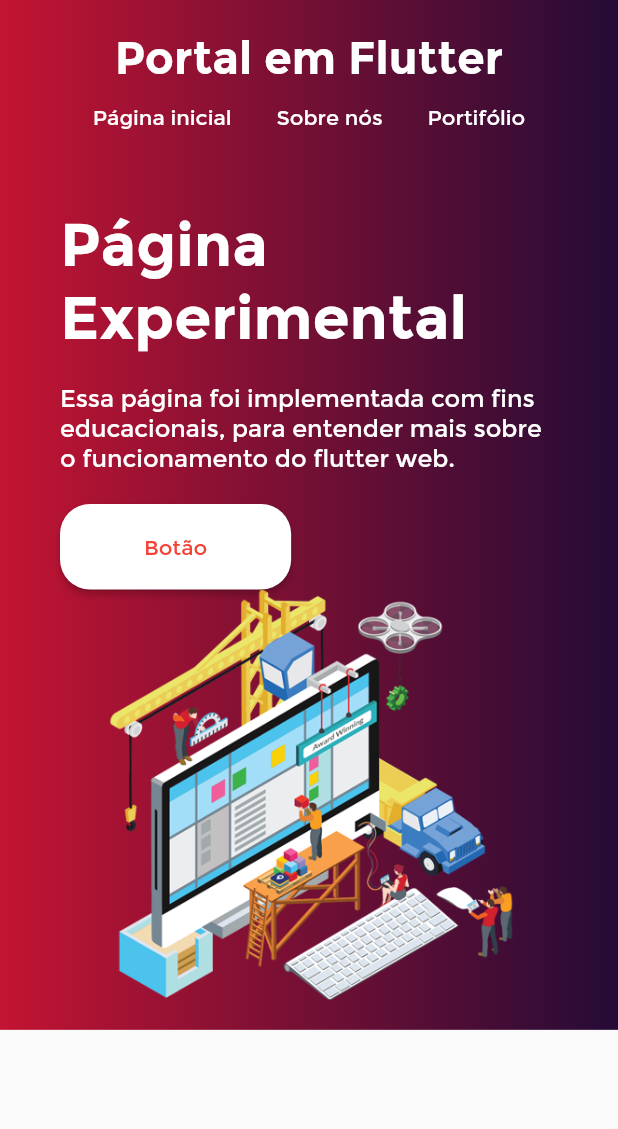
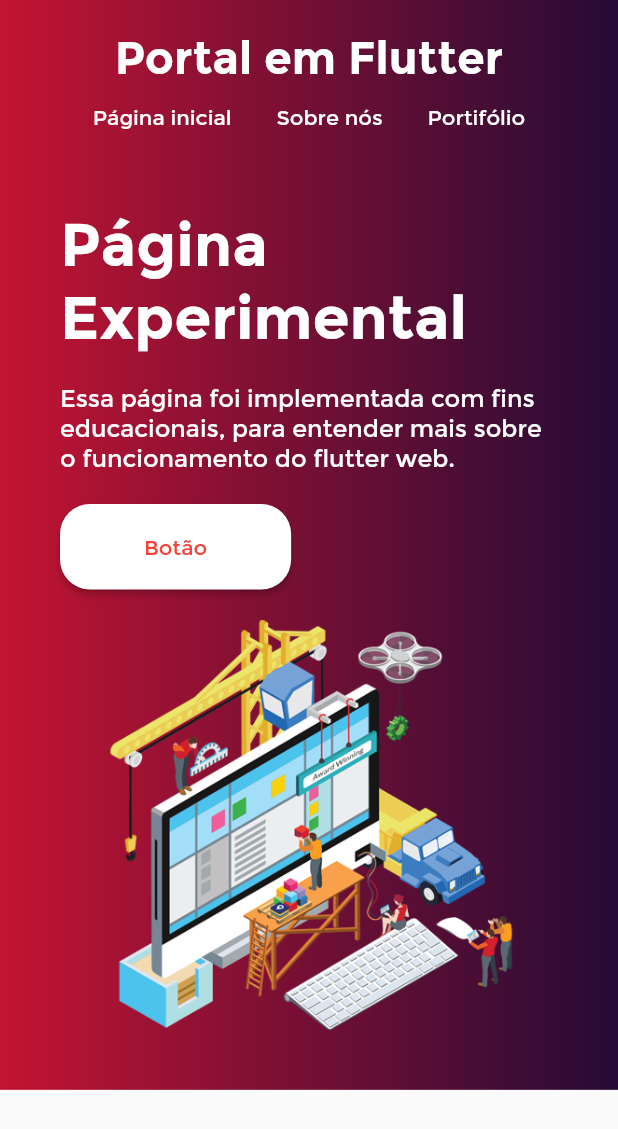
Before and after one commit to IgorGarciaCosta/PaginaInicialFLutterWeb, a Flutter app: the screen it shows after launch, on a phone screen of 412 x 824 dp. Shown: the top 1129 px of the screen. Run offline on Flutter 3.47's test engine with Material 2 defaults, Android fonts, the phone set to English and light mode, and no system bars.

Commit message:
add padding à imagem

```diff
--- a/lib/LandingPage/LandingPage.dart
+++ b/lib/LandingPage/LandingPage.dart
@@ -4,7 +4,7 @@ class LandingPage extends StatelessWidget {
   List<Widget> pageChildren(double width) {
     return <Widget>[
       Container(
-        width:width ,
+        width: width,
         child: Column(
           crossAxisAlignment: CrossAxisAlignment.start,
           children: <Widget>[
@@ -38,7 +38,10 @@ class LandingPage extends StatelessWidget {
           ],
         ),
       ),
-      Image.asset("assets/images/lp_image.png", width: width),
+      Padding(
+        padding: const EdgeInsets.symmetric(vertical: 20.0),
+        child: Image.asset("assets/images/lp_image.png", width: width),
+      ),
     ];
   }
 
@@ -49,7 +52,7 @@ class LandingPage extends StatelessWidget {
         if (constraints.maxWidth > 800) {
           return Row(
             mainAxisAlignment: MainAxisAlignment.center,
-            children: pageChildren(constraints.biggest.width/2),
+            children: pageChildren(constraints.biggest.width / 2),
           );
         } else {
           return Column(
```
